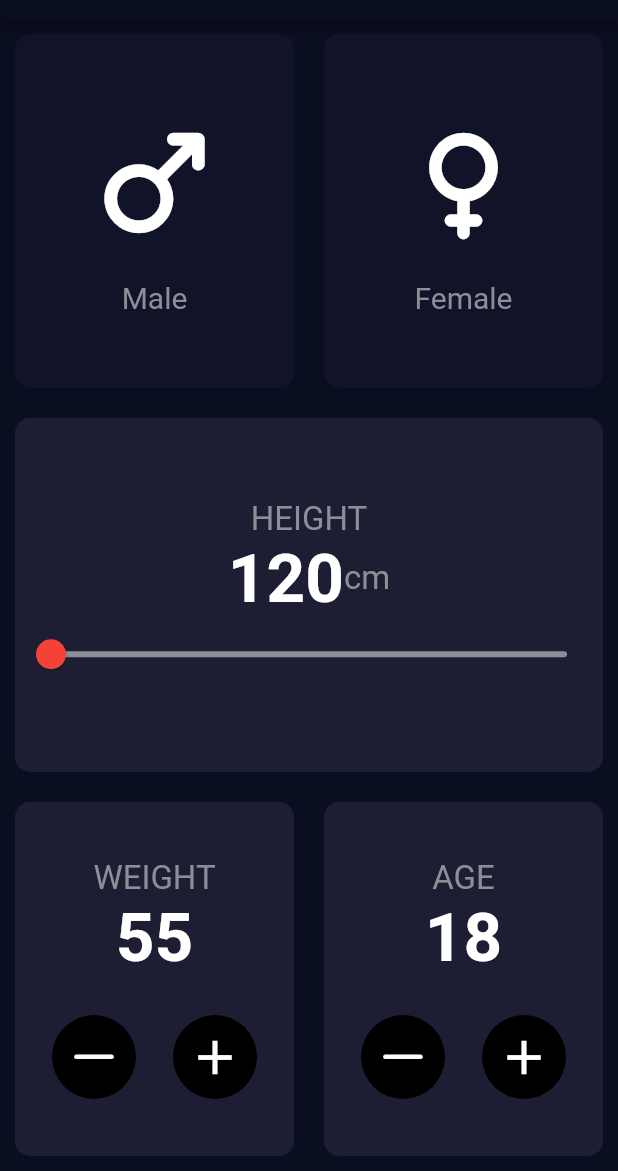
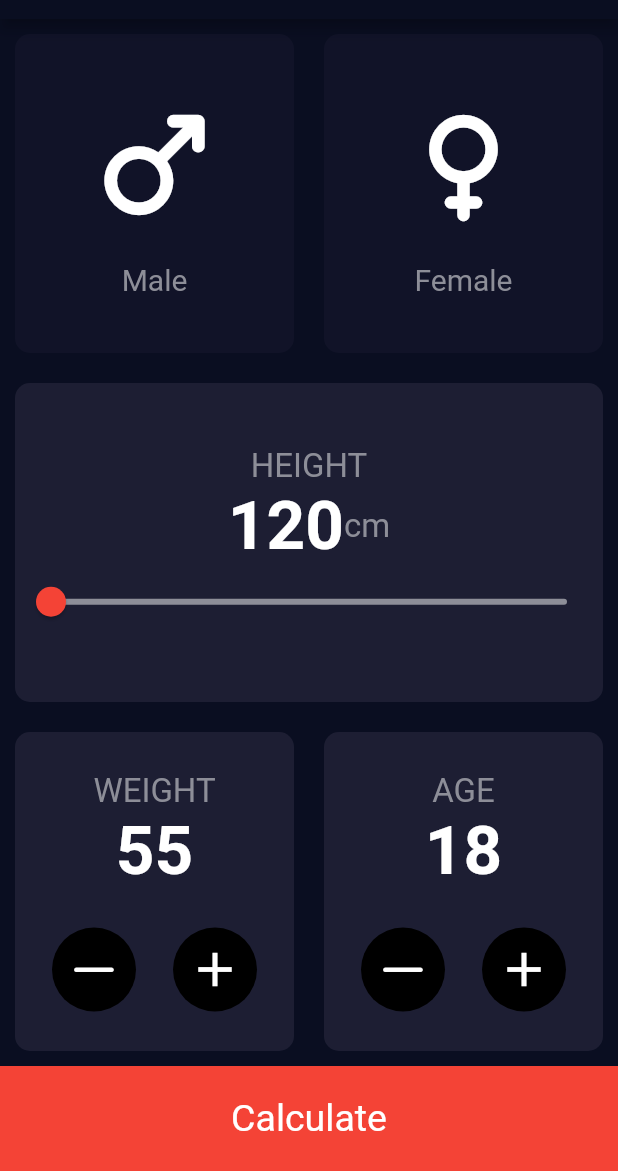
Before and after one commit to eliotfgn/bmi-calculator, a Flutter app: the screen it shows after launch, on a phone screen of 412 x 824 dp, the part 65-1236 px from its top. Run offline on Flutter 3.47's test engine with Material 2 defaults, Android fonts, the phone set to English and light mode, and no system bars.

Commit message:
button for calculation

```diff
--- a/lib/main.dart
+++ b/lib/main.dart
@@ -188,6 +188,19 @@ class _InputPageState extends State<InputPage> {
             ],
           ),
         ),
+        GestureDetector(
+          child: Container(
+            color: Colors.red,
+            height: 70,
+            width: double.infinity,
+            child: const Center(
+              child: Text(
+                "Calculate",
+                style: TextStyle(fontSize: 25),
+              ),
+            ),
+          ),
+        )
       ],
     );
   }
```
